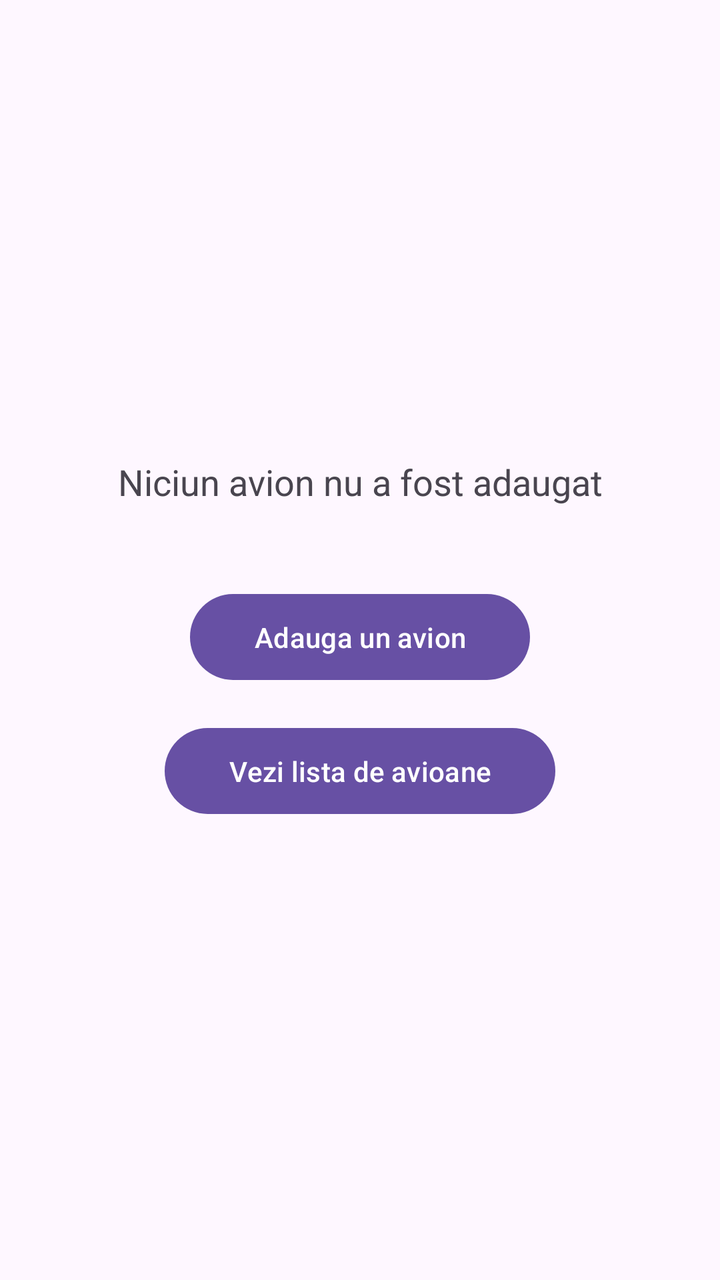
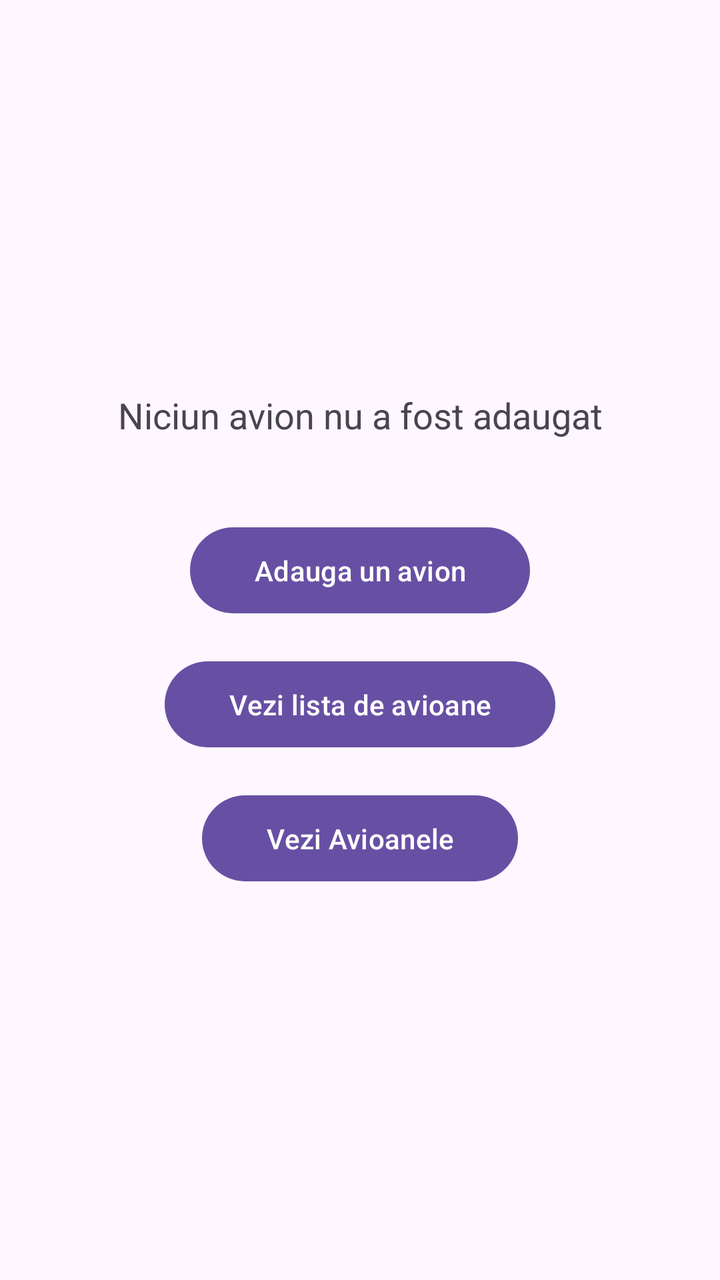

An Android layout rendered at two revisions. The XML below is the earlier revision; the diff shows what the commit changed to produce the second picture.
<!-- AndroidManifest.xml: application theme Theme.S2_DAM2 -->
<!-- res/layout/activity_main.xml -->
<?xml version="1.0" encoding="utf-8"?>
<LinearLayout xmlns:android="http://schemas.android.com/apk/res/android"
    android:id="@+id/main"
    android:layout_width="match_parent"
    android:layout_height="match_parent"
    android:orientation="vertical"
    android:padding="32dp"
    android:gravity="center">

    <TextView
        android:id="@+id/tvRezultat"
        android:layout_width="match_parent"
        android:layout_height="wrap_content"
        android:text="@string/niciun_avion_nu_a_fost_adaugat"
        android:textSize="18sp"
        android:textAlignment="center"
        android:layout_marginBottom="40dp"/>

    <Button
        android:id="@+id/btnDeschideAdaugare"
        android:layout_width="wrap_content"
        android:layout_height="wrap_content"
        android:paddingHorizontal="32dp"
        android:paddingVertical="12dp"
        android:text="@string/adauga_un_avion" />

    <Button
        android:id="@+id/btnDeschideLista"
        android:layout_width="wrap_content"
        android:layout_height="wrap_content"
        android:layout_marginTop="16dp"
        android:paddingHorizontal="32dp"
        android:paddingVertical="12dp"
        android:text="@string/vezi_lista_avioane" />
</LinearLayout>
<!-- resources referenced by this layout -->
<resources>
  <string name="adauga_un_avion">Adauga un avion</string>
  <string name="niciun_avion_nu_a_fost_adaugat">Niciun avion nu a fost adaugat</string>
  <string name="vezi_lista_avioane">Vezi lista de avioane</string>
  <style name="Theme.S2_DAM2" parent="Base.Theme.S2_DAM2" />
  <style name="Base.Theme.S2_DAM2" parent="Theme.Material3.DayNight.NoActionBar">
          
          
      </style>
</resources>

<!-- the commit's change to res/layout/activity_main.xml (unified diff, before → after) -->
@@ -32,4 +32,13 @@
         android:paddingHorizontal="32dp"
         android:paddingVertical="12dp"
         android:text="@string/vezi_lista_avioane" />
+
+    <Button
+        android:id="@+id/btnDeschideImagini"
+        android:layout_width="wrap_content"
+        android:layout_height="wrap_content"
+        android:layout_marginTop="16dp"
+        android:paddingHorizontal="32dp"
+        android:paddingVertical="12dp"
+        android:text="@string/vezi_galerie_avioane" />
 </LinearLayout>
<!-- resource entries referenced after the edit -->
@@ -2,6 +2,7 @@
 <resources>
   <string name="adauga_un_avion">Adauga un avion</string>
   <string name="niciun_avion_nu_a_fost_adaugat">Niciun avion nu a fost adaugat</string>
+  <string name="vezi_galerie_avioane">Vezi Avioanele</string>
   <string name="vezi_lista_avioane">Vezi lista de avioane</string>
   <style name="Theme.S2_DAM2" parent="Base.Theme.S2_DAM2" />
   <style name="Base.Theme.S2_DAM2" parent="Theme.Material3.DayNight.NoActionBar">
